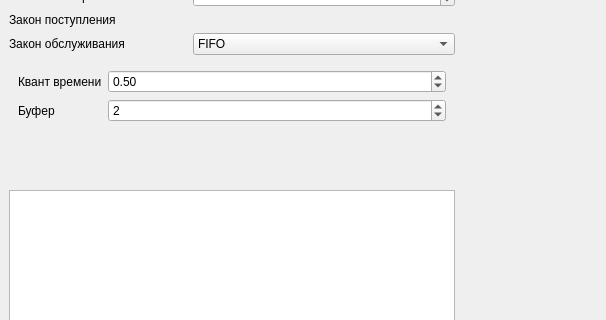
Before: the Qt Designer form mainwindow.ui in Kolyamba-mamba/net_lab2, drawn with Qt 5; both pictures show x 0 to 606 and y 141 to 461 of the 909 by 582 pixel window.
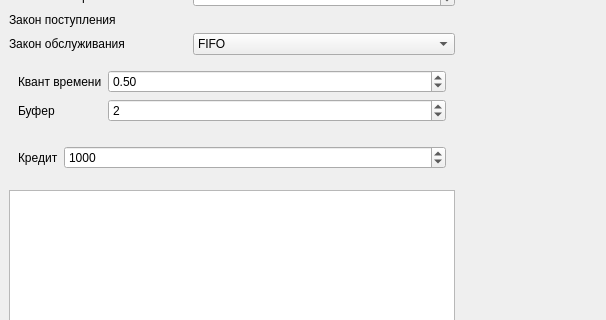
After: the same form once the commit is applied. The open tabs and pages were chosen to show the change.

Commit message: немного изменил ui для DRR и начал работать над функцией

```diff
--- a/mainwindow.ui
+++ b/mainwindow.ui
@@ -244,6 +244,38 @@
           </widget>
          </widget>
         </item>
+        <item>
+         <widget class="QStackedWidget" name="stackedWidget1">
+          <property name="currentIndex">
+           <number>2</number>
+          </property>
+          <widget class="QWidget" name="page_none1"/>
+          <widget class="QWidget" name="page_full1">
+           <layout class="QFormLayout" name="formLayout_21">
+           <item row="0" column="0">
+             <widget class="QLabel" name="label_10">
+              <property name="text">
+               <string>Кредит</string>
+              </property>
+             </widget>
+            </item>
+            <item row="0" column="1">
+             <widget class="QSpinBox" name="bufferSpinBox">
+              <property name="minimum">
+               <number>0</number>
+              </property>
+              <property name="maximum">
+               <number>10000</number>
+              </property>
+              <property name="value">
+               <number>1000</number>
+              </property>
+             </widget>
+            </item>
+            </layout>
+          </widget>
+         </widget>
+        </item>
         <item>
          <widget class="QListWidget" name="weigthListWdg">
           <property name="selectionMode">
```
The commit also changes 2 other files.
